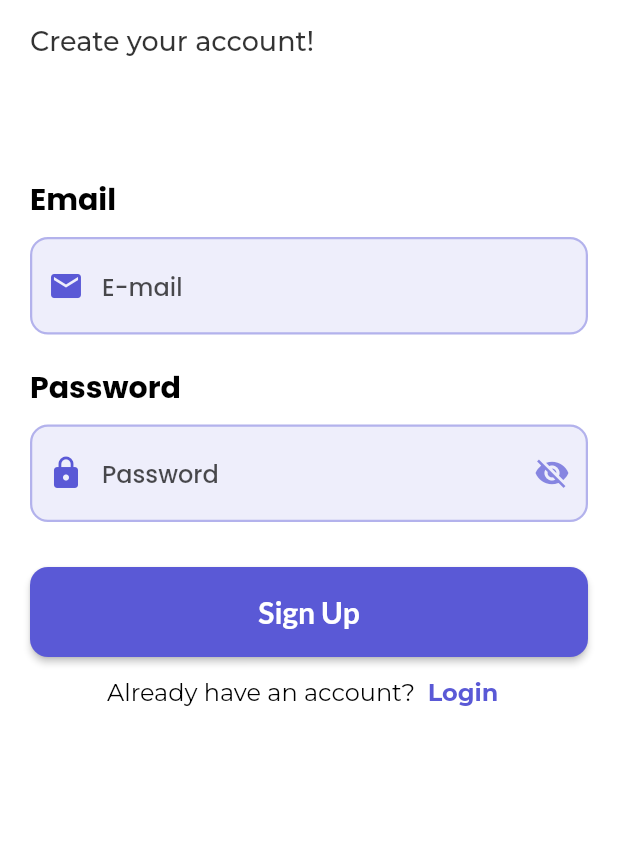
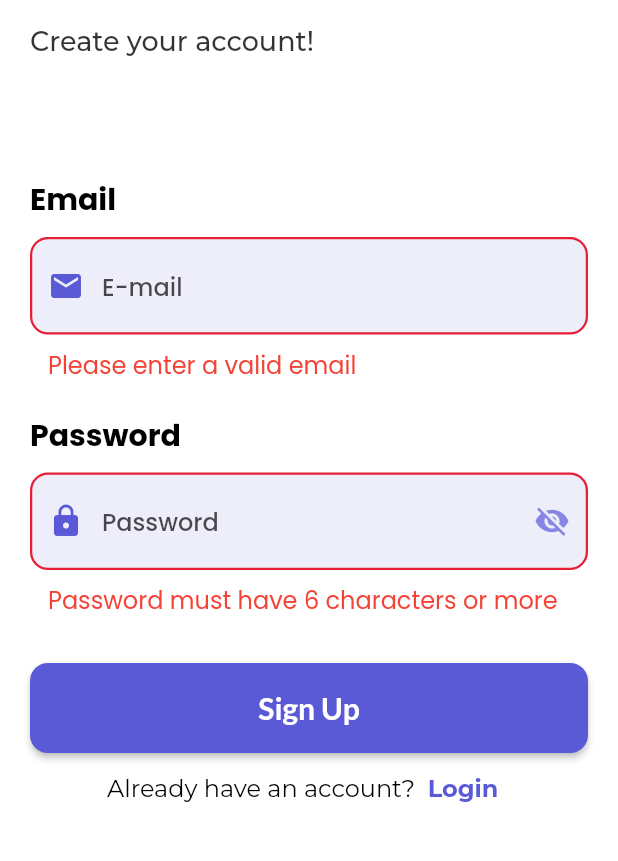
Before and after one commit to ShishirRijal/Zero-Waste-Kitchen-Flutter, a Flutter app: the SignUpScreen screen opened directly, after a tap on "Sign Up", on a phone screen of 412 x 824 dp, the part 243-1104 px from its top. Run offline on Flutter 3.47's test engine with Material 2 defaults, Android fonts, the phone set to English and light mode, and no system bars; our stand-ins replace dotted_border, firebase_auth, firebase_core, flutter_svg, font_awesome_flutter, google_fonts and 3 more; accounts and stored records are empty; generated files the repository leaves out were written again.

Commit message:
signup logic added

```diff
--- a/frontend/lib/screens/auth/auth_controller.dart
+++ b/frontend/lib/screens/auth/auth_controller.dart
@@ -1,39 +1,69 @@
 import 'package:firebase_auth/firebase_auth.dart';
 import 'package:flutter/material.dart';
+import 'package:zero_waste_kitchen/screens/main/main_screen.dart';
+import 'package:zero_waste_kitchen/widgets/popups.dart';
 
 class AuthController extends ChangeNotifier {
   Stream<User?> get authStateChanges =>
       FirebaseAuth.instance.authStateChanges();
 
-  Future<void> login(String email, String password) async {
+  Future<void> login(
+      BuildContext context, String email, String password) async {
+    try {
+      await FirebaseAuth.instance.signInWithEmailAndPassword(
+        email: email,
+        password: password,
+      );
+    } on FirebaseAuthException catch (e) //catches errors from firebase authentication
+    {
+      String error = 'An unknown error occurred';
+
+      if (e.code == 'user-not-found') {
+        error = 'No user found for that email.';
+      } else if (e.code == 'wrong-password') {
+        error = 'Wrong password provided for that user.';
+      } else if (e.code == 'invalid-email') {
+        error = 'Invalid email address.';
+      }
+      showDialog(
+          context: context, builder: (context) => ErrorPopup(errorText: error));
+    } catch (e) {
+      showDialog(
+          context: context,
+          builder: (context) =>
+              const ErrorPopup(errorText: 'An unknown error occurred'));
+    }
+  }
+
+  Future<bool?> signUp(
+      BuildContext context, String email, String password) async {
     try {
       await FirebaseAuth.instance.createUserWithEmailAndPassword(
         email: email,
         password: password,
       );
+      // now trigger the  authStateChanges method to update the UI
       notifyListeners();
+      return true;
     } on FirebaseAuthException catch (e) //catches errors from firebase authentication
     {
-      if (e.code == 'user-not-found') {
-        print('No user found for that email.');
-      } else if (e.code == 'wrong-password') {
-        print('Wrong password provided for that user.');
+      String error = 'An unknown error occurred';
+
+      if (e.code == 'weak-password') {
+        error = 'The password provided is too weak.';
+      } else if (e.code == 'email-already-in-use') {
+        error = 'An account already exists for that email.';
       } else if (e.code == 'invalid-email') {
-        print('Invalid email address.');
-      } else {
-        print(e.code + e.message.toString());
+        error = 'Invalid email address.';
       }
+      showDialog(
+          context: context, builder: (context) => ErrorPopup(errorText: error));
     } catch (e) {
-      print(e);
+      showDialog(
+          context: context,
+          builder: (context) =>
+              const ErrorPopup(errorText: 'An unknown error occurred'));
     }
-  }
-
-  Future<void> signUp(String email, String password) async {
-    await FirebaseAuth.instance.createUserWithEmailAndPassword(
-      email: email,
-      password: password,
-    );
-    notifyListeners();
   }
 
   Future<void> logout() async {
--- a/frontend/lib/screens/auth/signup_screen.dart
+++ b/frontend/lib/screens/auth/signup_screen.dart
@@ -1,7 +1,11 @@
 import 'package:flutter/material.dart';
+import 'package:provider/provider.dart';
 import 'package:zero_waste_kitchen/screens/auth/login_screen.dart';
+import 'package:zero_waste_kitchen/screens/main/main_screen.dart';
 
 import '../../utils/constants.dart';
+import '../../utils/helper_function.dart';
+import 'auth_controller.dart';
 import 'custom_text_form_field.dart';
 
 class SignUpScreen extends StatefulWidget {
@@ -15,6 +19,9 @@ class _SignUpScreenState extends State<SignUpScreen> {
   final formKey = GlobalKey<FormState>();
   final emailController = TextEditingController();
   final passwordController = TextEditingController();
+  bool isLoading = false;
+  String? emailErrorText;
+  String? passwordErrorText;
 
   @override
   void dispose() {
@@ -91,6 +98,7 @@ class _SignUpScreenState extends State<SignUpScreen> {
                           controller: emailController,
                           hintText: "E-mail",
                           prefixIcon: Icons.email,
+                          errorText: emailErrorText,
                         ),
                         const SizedBox(height: 20.0),
                         Text("Password",
@@ -103,6 +111,7 @@ class _SignUpScreenState extends State<SignUpScreen> {
                           hintText: "Password",
                           prefixIcon: Icons.lock,
                           isPassword: true,
+                          errorText: passwordErrorText,
                         ),
                       ],
                     ),
@@ -114,11 +123,52 @@ class _SignUpScreenState extends State<SignUpScreen> {
                     height: 60,
                     width: double.infinity,
                     child: ElevatedButton(
-                      child: const Text("Sign Up"),
-                      onPressed: () {
-                        //
-                      },
-                    ),
+                        onPressed: () async {
+                          //* check validation
+                          // check email
+                          if (!isEmailValid(emailController.text.trim())) {
+                            emailErrorText = 'Please enter a valid email';
+                          } else {
+                            emailErrorText = null;
+                            setState(() {});
+                          }
+                          // check password
+                          if (passwordController.text.trim().length < 6) {
+                            passwordErrorText =
+                                'Password must have 6 characters or more';
+                            setState(() {});
+                            return;
+                          } else {
+                            passwordErrorText = null;
+                            setState(() {});
+                          }
+                          // here all fields are validated
+                          setState(() {
+                            emailErrorText = null;
+                            passwordErrorText = null;
+                            isLoading = true;
+                          });
+                          // login user
+                          final bool? isRegistered = await context
+                              .read<AuthController>()
+                              .signUp(context, emailController.text.trim(),
+                                  passwordController.text.trim());
+
+                          setState(() {
+                            isLoading = false;
+                          });
+                          if (isRegistered == true) {
+                            // ignore: use_build_context_synchronously
+                            Navigator.pushReplacement(
+                                context,
+                                MaterialPageRoute(
+                                    builder: (context) => const MainScreen()));
+                          }
+                        },
+                        child: isLoading
+                            ? const CircularProgressIndicator(
+                                color: Colors.white)
+                            : const Text("Sign Up")),
                   ),
 
                   // * Sign In, if you are already a user
--- a/frontend/lib/screens/main/main_screen.dart
+++ b/frontend/lib/screens/main/main_screen.dart
@@ -1,5 +1,7 @@
 import 'package:flutter/material.dart';
 import 'package:font_awesome_flutter/font_awesome_flutter.dart';
+import 'package:provider/provider.dart';
+import 'package:zero_waste_kitchen/screens/auth/auth_controller.dart';
 import 'package:zero_waste_kitchen/screens/main/donation_screen.dart';
 import 'package:zero_waste_kitchen/screens/main/history_screen.dart';
 import 'package:zero_waste_kitchen/screens/main/home_screen.dart';
@@ -32,6 +34,7 @@ class _MainScreenState extends State<MainScreen> {
 
   @override
   Widget build(BuildContext context) {
+    // context.read<AuthController>().logout();
     return Scaffold(
       body: _screens[_currentIndex],
 
```
Also changed, not shown: frontend/lib/main.dart (+8 -5 lines), frontend/lib/screens/auth/login_screen.dart (+4 -3 lines), frontend/lib/widgets/popups.dart (+6 -2 lines).
